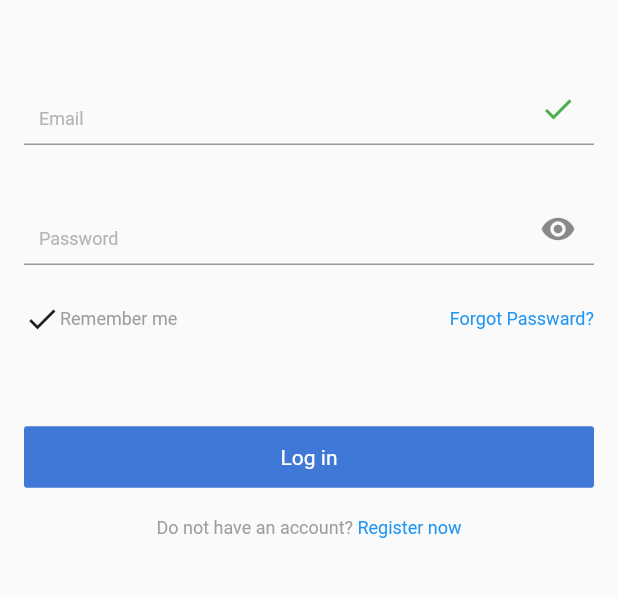
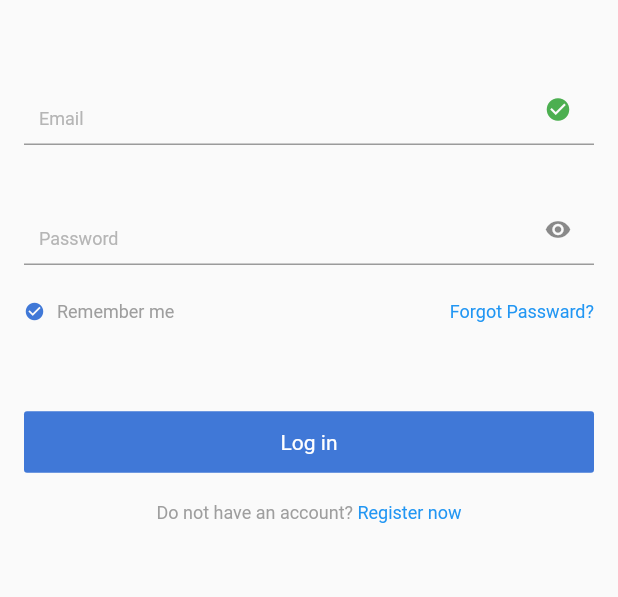
Before and after one commit to teensumit/dailyjee, a Flutter app: the screen it shows after launch, on a phone screen of 412 x 824 dp, the part 224-821 px from its top. Run offline on Flutter 3.47's test engine with Material 2 defaults, Android fonts, the phone set to English and light mode, and no system bars.

Commit message:
Login Created

```diff
--- a/lib/screen/auth/logIn.dart
+++ b/lib/screen/auth/logIn.dart
@@ -27,21 +27,24 @@ class LogIn extends StatelessWidget {
             SizedBox(height:49),
             TextInputContainer(
               st: 'Email',
-              icon: Icon(Icons.done, color: Colors.green),
+              icon: Icon(Icons.check_circle, size: 18, color: Colors.green),
               typer:TextInputType.emailAddress
             ),
             SizedBox(height:32),
             TextInputContainer(
               st: 'Password',
-              icon: Icon(Icons.visibility),
+              icon: Icon(Icons.visibility, size: 18,),
               typer:TextInputType.visiblePassword
             ),
             SizedBox(height:24),
             Row(
               children: [
                 Icon(
-                  Icons.done
+                  Icons.check_circle,
+                  size: 14,
+                  color: primary,
                 ),
+                SizedBox(width:8),
                 Expanded(
                     child: Text(
                     'Remember me',
```
